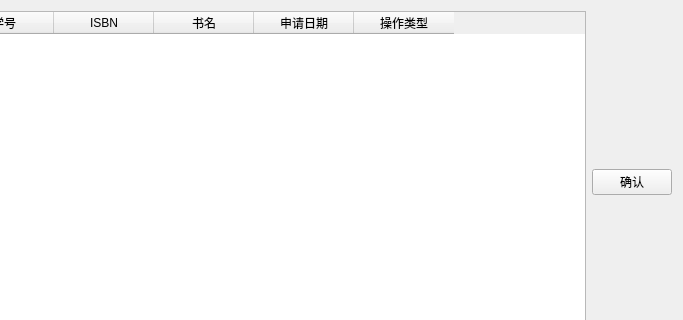
The window that ui/confirmationManagement.ui (Fenejifen/sql-work) describes before a commit, drawn with Qt 5; both pictures show x 158 to 841 and y 0 to 320 of the 841 by 597 pixel window.
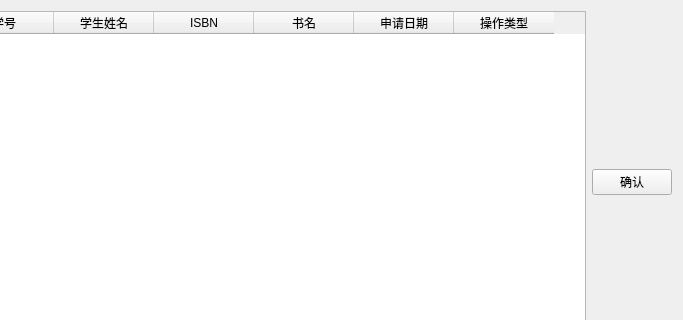
The same window after the commit.

Commit message: 完成对学生的管理功能

```diff
--- a/ui/confirmationManagement.ui
+++ b/ui/confirmationManagement.ui
@@ -37,6 +37,11 @@
                <string>学号</string>
               </property>
              </column>
+             <column>
+              <property name="text">
+               <string>学生姓名</string>
+              </property>
+             </column>
              <column>
               <property name="text">
                <string>ISBN</string>
```
The commit also changes 2 other files.
